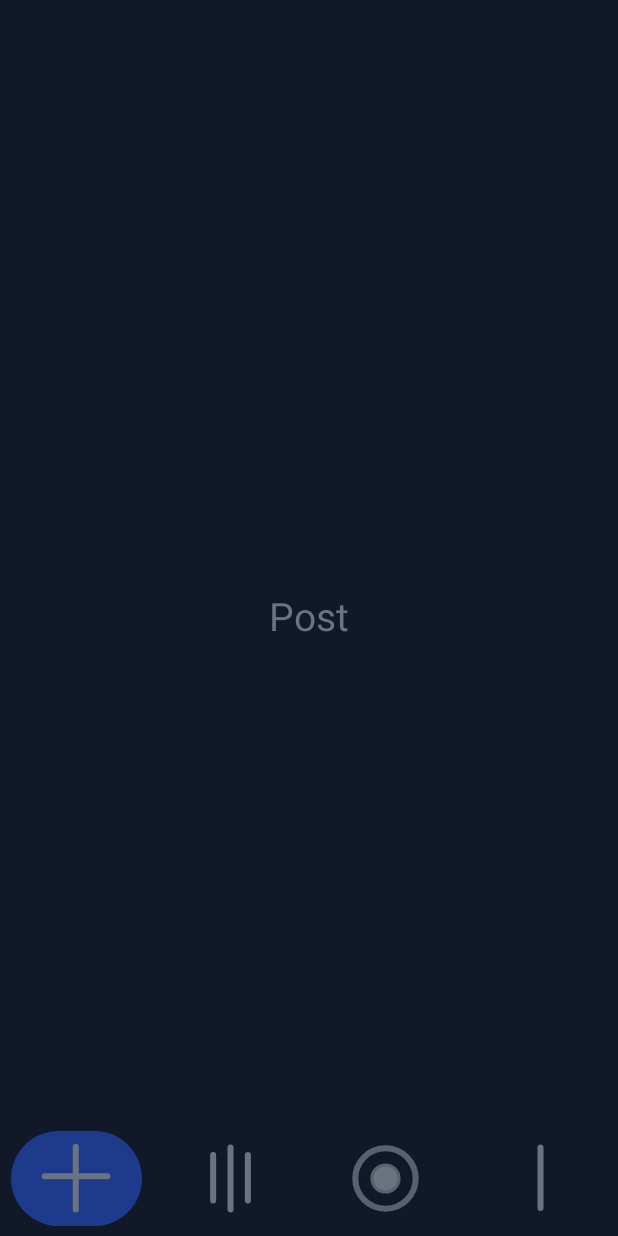
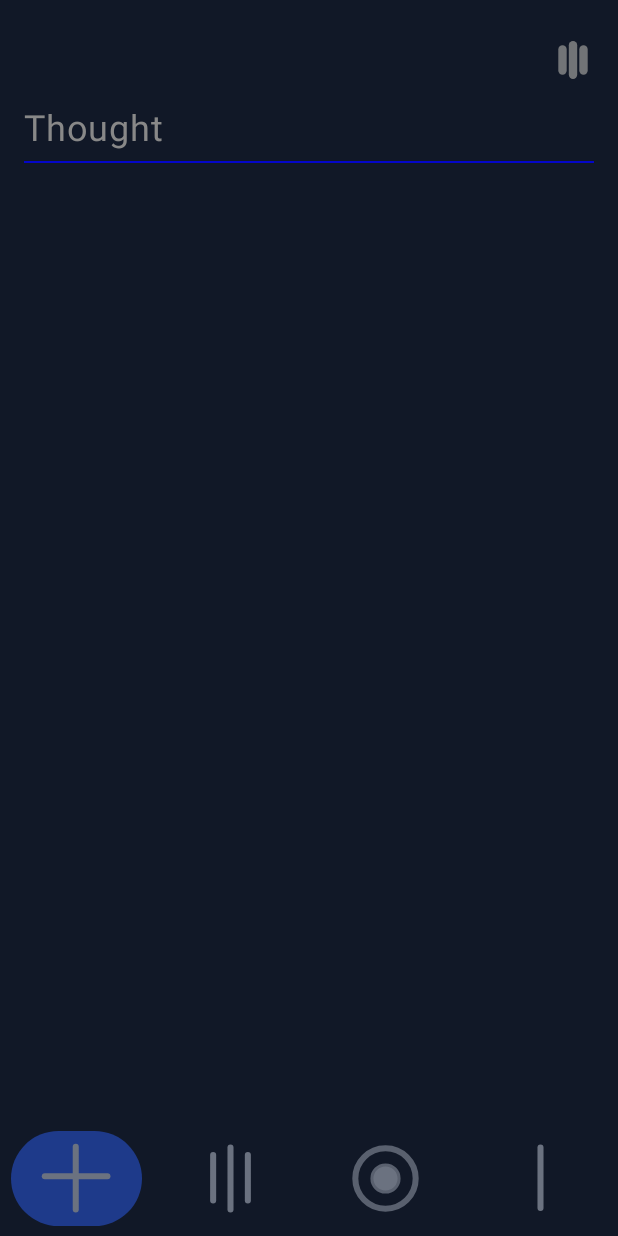
Before and after one commit to thodea/thodea-android, an Android app built with Jetpack Compose: the screen it shows after launch (MainActivity), on a phone screen of 412 x 824 dp. Run offline under Robolectric (Android 15) with nearby library versions, the phone set to English and light mode, and no system bars; our stand-ins replace navigation-ui.

Commit message:
[POST] Top nav + input field

```diff
--- a/app/src/main/java/com/example/thodea/ui/composables/NavigationScreens.kt
+++ b/app/src/main/java/com/example/thodea/ui/composables/NavigationScreens.kt
@@ -18,7 +18,15 @@ import com.example.thodea.ui.composables.tabs.SearchScreen
 @Composable
 fun NavigationScreens(navController: NavHostController) {
     NavHost(navController, startDestination = NavItem.Post.path) {
-        composable(NavItem.Post.path) { PostScreen() }
+        composable(NavItem.Post.path) {
+            PostScreen(onNavigateToFeed = {
+                navController.navigate(NavItem.Feed.path) {
+                    popUpTo(NavItem.Post.path) {
+                        inclusive = true
+                    }
+                }
+            })
+        }
         composable(NavItem.Feed.path) { FeedScreen() }
         composable(NavItem.Search.path) { SearchScreen() }
         composable(NavItem.Profile.path) { ProfileScreen() }
--- a/app/src/main/java/com/example/thodea/ui/composables/tabs/Post.kt
+++ b/app/src/main/java/com/example/thodea/ui/composables/tabs/Post.kt
@@ -1,58 +1,75 @@
 package com.example.thodea.ui.composables.tabs
 
-
-import androidx.compose.foundation.background
+import androidx.compose.foundation.Canvas
+import androidx.compose.foundation.layout.Arrangement
 import androidx.compose.foundation.layout.Box
+import androidx.compose.foundation.layout.Column
+import androidx.compose.foundation.layout.PaddingValues
+import androidx.compose.foundation.layout.Row
+import androidx.compose.foundation.layout.Spacer
 import androidx.compose.runtime.Composable
 import androidx.compose.foundation.layout.fillMaxSize
+import androidx.compose.foundation.layout.fillMaxWidth
+import androidx.compose.foundation.layout.height
+import androidx.compose.foundation.layout.padding
+import androidx.compose.foundation.layout.size
+import androidx.compose.foundation.layout.widthIn
+import androidx.compose.material3.Button
+import androidx.compose.material3.ButtonDefaults
+import androidx.compose.foundation.text.BasicTextField
+import androidx.compose.material3.Scaffold
 import androidx.compose.material3.Text
+import androidx.compose.runtime.mutableStateOf
+import androidx.compose.runtime.remember
 import androidx.compose.ui.Alignment
 import androidx.compose.ui.Modifier
+import androidx.compose.ui.draw.alpha
+import androidx.compose.ui.geometry.CornerRadius
+import androidx.compose.ui.geometry.Offset
+import androidx.compose.ui.geometry.Size
 import androidx.compose.ui.graphics.Color
-import androidx.compose.ui.res.stringResource
-import com.example.thodea.R
-import com.example.thodea.ui.theme.typography
-
+import androidx.compose.ui.text.TextStyle
+import androidx.compose.ui.tooling.preview.Preview
+import androidx.compose.ui.unit.dp
+import androidx.compose.ui.unit.sp
+import androidx.compose.runtime.getValue
+import androidx.compose.runtime.setValue
+import androidx.compose.ui.draw.drawBehind
+import androidx.compose.ui.graphics.SolidColor
 
 @Composable
-fun PostScreen() {
+fun PostScreen(
+    onNavigateToFeed: () -> Unit
+) {
+    var inputText by remember { mutableStateOf("") }
+
+    Scaffold(
+        containerColor = Color(0xFF111827) // Dark background (#111827)
+    ) { paddingValues ->
         Box(
             modifier = Modifier
                 .fillMaxSize()
-            .background(Color(0xFF111827)), // dark background (#111827)
-        contentAlignment = Alignment.Center
+                .padding(paddingValues)
         ) {
-        Text(
-            text = stringResource(id = R.string.post),
-            style = typography.titleLarge,
-            color = Color(0xFF6B7280) // text color (#6B7280)
-        )
-    }
-}
-
-
-/*class PostFragment : Fragment() {
-
-    override fun onCreateView(
-        inflater: LayoutInflater,
-        container: ViewGroup?,
-        savedInstanceState: Bundle?
-    ): View {
-        // Use ComposeView to define the entire UI with Jetpack Compose
-        return ComposeView(requireContext()).apply {
-            setContent {
-                var inputText by remember { mutableStateOf("") }
-
             ThreeRowLayout(
-                    hiddenText = "Invisible Left",
-                    onButtonClick = { Log.d("PostFragment", "Button clicked") },
+                hiddenText = "reset", // or any label you want
+                onButtonClick = { onNavigateToFeed() },
                 textValue = inputText,
                 onTextChange = { inputText = it }
             )
         }
     }
 }
+
+@Preview(showBackground = true)
+@Composable
+fun PostScreenPreview() {
+    PostScreen(
+        onNavigateToFeed = {} // no-op for preview
+    )
 }
+
+
 @Composable
 fun ThreeRowLayout(
     hiddenText: String = "",
@@ -80,12 +97,10 @@ fun ThreeRowLayout(
             Button(
                 onClick = onButtonClick,
                 modifier = Modifier
-                    .widthIn(max = 75.dp)
-                    //.border(1.dp, Color.Gray, shape = RoundedCornerShape(6.dp))
-                ,
+                    .widthIn(max = 75.dp),
                 contentPadding = PaddingValues(0.dp),
                 colors = ButtonDefaults.buttonColors(
-                    backgroundColor = Color.Transparent,
+                    containerColor = Color.Transparent,
                     contentColor = Color.Transparent
                 ),
                 elevation = null
@@ -95,7 +110,7 @@ fun ThreeRowLayout(
                         .fillMaxWidth(),
                     contentAlignment = Alignment.CenterEnd // 👈 Aligns Canvas to the right edge
                 ) {
-                    Canvas(modifier = Modifier.size(24.dp)) {
+                    Canvas(modifier = Modifier.size(28.dp)) {
                         val strokeColor = Color(0xFF8B8B8B)
                         val barWidth = size.width * 0.2f
 
@@ -135,27 +150,46 @@ fun ThreeRowLayout(
         Spacer(modifier = Modifier.height(8.dp))
 
         // Row 2: Input Text Field
-        TextField(
+        BasicTextField(
             value = textValue,
             onValueChange = onTextChange,
-            modifier = Modifier.fillMaxWidth(),
-            placeholder = {
-                Text(
-                    text = "Thought",
-                    fontSize = 20.sp,
-                    color = Color.Gray
+            modifier = Modifier
+                .fillMaxWidth()
+                .padding(bottom = 8.dp) // This adds space below the text (before the border)
+                .drawBehind {
+                    // Draw only the bottom border
+                    val strokeWidth = 1.dp.toPx()
+                    val y = size.height // Position at the bottom of the component
+                    drawLine(
+                        color = Color.Blue,
+                        start = Offset(0f, y),
+                        end = Offset(size.width, y),
+                        strokeWidth = strokeWidth
                     )
                 },
             textStyle = TextStyle(
-                fontSize = 20.sp, // Adjust size here
+                fontSize = 24.sp,
+                color = Color(229, 231, 235),
             ),
-            colors = TextFieldDefaults.outlinedTextFieldColors(
-                textColor = Color(229, 231, 235),
-                focusedBorderColor = Color.Blue,
-                unfocusedBorderColor = Color.Blue
+            cursorBrush = SolidColor(Color(229, 231, 235)),
+            decorationBox = { innerTextField ->
+                Box(
+                    modifier = Modifier
+                        .fillMaxWidth()
+                        .padding(bottom = 8.dp) // Additional padding between text and border
+                ) {
+                    if (textValue.isEmpty()) {
+                        Text(
+                            "Thought",
+                            fontSize = 24.sp,
+                            color = Color.Gray,
+                            modifier = Modifier.fillMaxWidth()
                         )
+                    }
+                    innerTextField()
+                }
+            }
         )
-
         Spacer(modifier = Modifier.height(8.dp))
 
         // Row 3: Hidden Row
@@ -175,42 +209,18 @@ fun ThreeRowLayout(
 
 
 
-@Composable
-fun PostScreen(
-    hiddenText: String = "",
-    textValue: String,
-    onTextChange: (String) -> Unit,
-    onButtonClick: () -> Unit
-) {
-    Scaffold(
-        backgroundColor = Color.Transparent
-    ) { paddingValues -> // consume the system bars and topBar padding
-        ThreeRowLayout(
-            hiddenText = hiddenText,
-            onButtonClick = onButtonClick,
-            textValue = textValue,
-            onTextChange = onTextChange,
-        ).let {
-            // Apply the scaffold's padding to the whole layout
-            Box(modifier = Modifier.padding(paddingValues)) {
-                //it
-            }
-        }
-    }
-}
 
 
+/*
 @Preview(showBackground = true)
 @Composable
 fun PostScreenPreview() {
-    MaterialTheme {
     PostScreen(
         hiddenText = "reset",
         onButtonClick = {},
         textValue = "",
         onTextChange = {}
     )
-    }
 }
 
 /*@Preview(showBackground = true)
```
Lines whose indentation alone changed are shown as unchanged.
